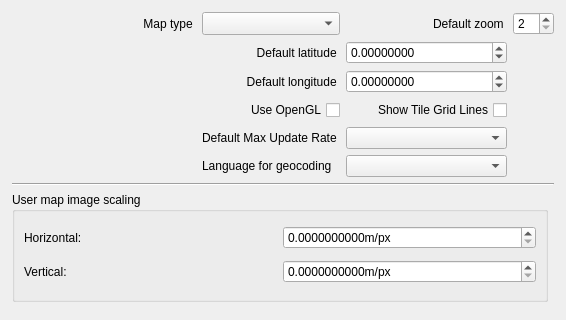
First picture: the form in ground/gcs/src/plugins/opmap/opmapgadgetoptionspage.ui, repository TauLabs/TauLabs, before the edit; both pictures show x 0 to 566 and y 0 to 320 of the 566 by 538 pixel window.
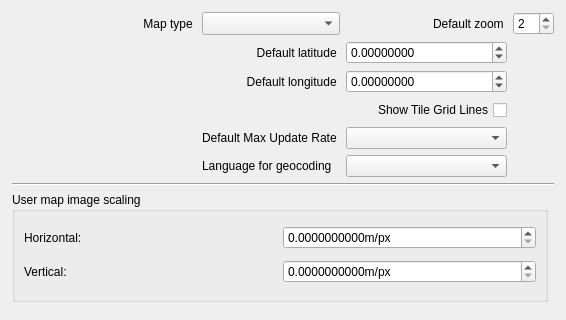
Second picture: the form after the edit. Custom widgets are drawn as their Qt base class.

```diff
--- a/ground/gcs/src/plugins/opmap/opmapgadgetoptionspage.ui
+++ b/ground/gcs/src/plugins/opmap/opmapgadgetoptionspage.ui
@@ -523,31 +523,6 @@
            </property>
           </widget>
          </item>
-         <item row="4" column="2">
-          <widget class="QCheckBox" name="checkBoxUseOpenGL">
-           <property name="enabled">
-            <bool>true</bool>
-           </property>
-           <property name="sizePolicy">
-            <sizepolicy hsizetype="Minimum" vsizetype="Preferred">
-             <horstretch>0</horstretch>
-             <verstretch>0</verstretch>
-            </sizepolicy>
-           </property>
-           <property name="minimumSize">
-            <size>
-             <width>0</width>
-             <height>0</height>
-            </size>
-           </property>
-           <property name="layoutDirection">
-            <enum>Qt::RightToLeft</enum>
-           </property>
-           <property name="text">
-            <string>Use OpenGL</string>
-           </property>
-          </widget>
-         </item>
          <item row="5" column="3">
           <widget class="QComboBox" name="maxUpdateRateComboBox"/>
          </item>
```
